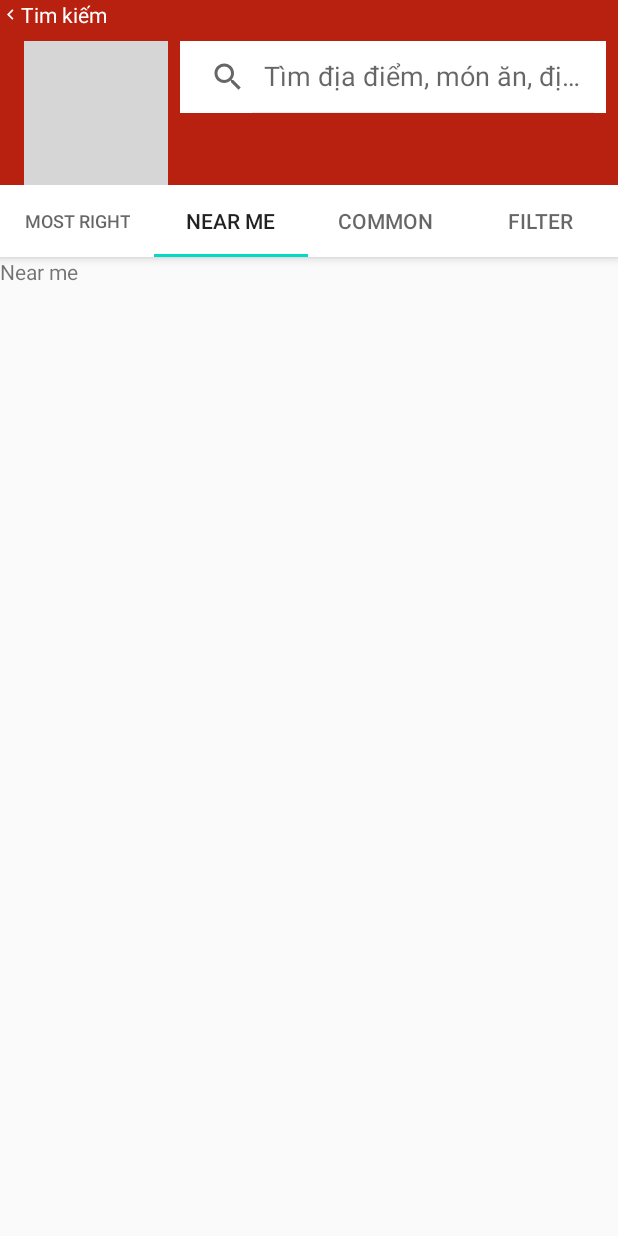
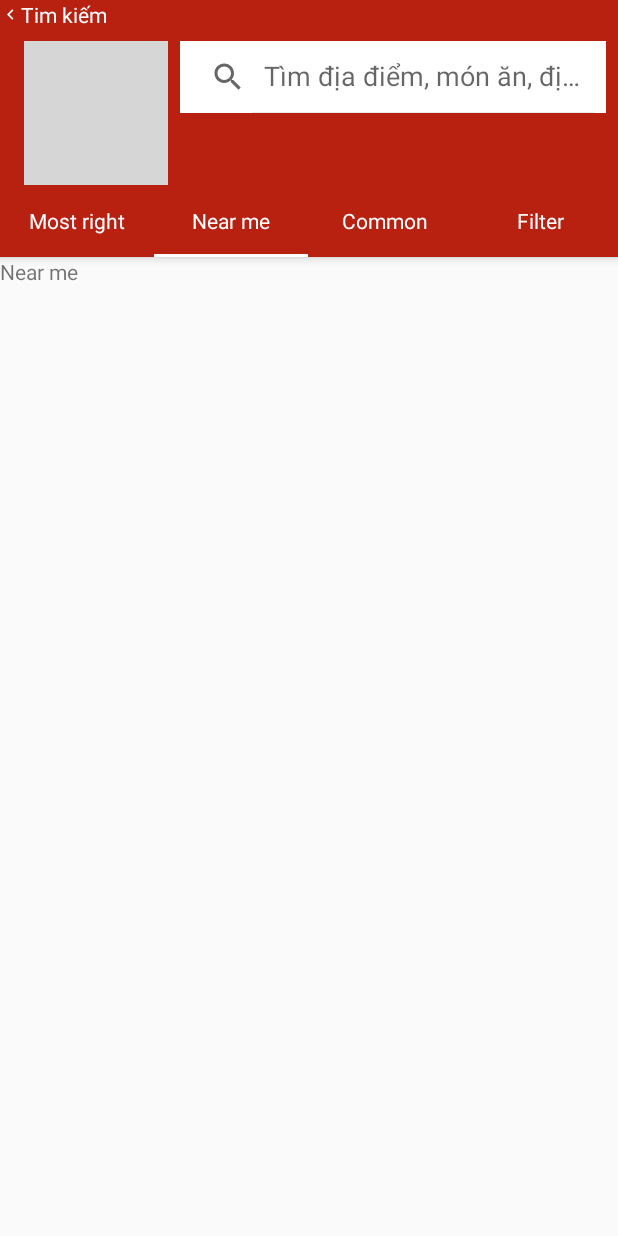
Before and after one commit to trongtran178/food_delivery, an Android app: the SearchRestaurantResultsActivity screen opened directly, with no data from a screen before it, tab 2 chosen, on a phone screen of 412 x 824 dp. Run offline under Robolectric (Android 15) with nearby library versions, the phone set to English and light mode, and no system bars; pictures from the network do not load; 2 statements that could not run were skipped; grey boxes are pictures that could not be loaded.

Commit message:
Commit changes

```diff
--- a/app/src/main/AndroidManifest.xml
+++ b/app/src/main/AndroidManifest.xml
@@ -42,6 +42,6 @@
     <uses-permission android:name="android.permission.ACCESS_FINE_LOCATION" />
     <uses-permission android:name="android.permission.ACCESS_COARSE_LOCATION" />
     <uses-permission android:name="android.permission.ACCESS_NETWORK_STATE" />
-
+    <uses-permission android:name="android.permission.CALL_PHONE" />
 
 </manifest>
--- a/app/src/main/java/hcmute/spkt/tranngoctrong/food_delivery/model/FoodMenu.java
+++ b/app/src/main/java/hcmute/spkt/tranngoctrong/food_delivery/model/FoodMenu.java
@@ -9,16 +9,12 @@ import hcmute.spkt.tranngoctrong.food_delivery.model.deserializer.FoodMenuDeseri
 @JsonDeserialize(using = FoodMenuDeserializer.class)
 public class FoodMenu {
     private int id;
-
     private Food food;
-
     private Menu menu;
     private double price;
     private String foodAvatarUrl;
 
-    public FoodMenu() {
-
-    }
+    public FoodMenu() { }
 
     public FoodMenu(int id, Food food, Menu menu, double price, String foodAvatarUrl) {
         this.id = id;
--- a/app/src/main/java/hcmute/spkt/tranngoctrong/food_delivery/repositories/FoodRepository.java
+++ b/app/src/main/java/hcmute/spkt/tranngoctrong/food_delivery/repositories/FoodRepository.java
@@ -6,10 +6,7 @@ import com.fasterxml.jackson.databind.module.SimpleModule;
 
 import java.util.List;
 
-import hcmute.spkt.tranngoctrong.food_delivery.model.Food;
 import hcmute.spkt.tranngoctrong.food_delivery.model.FoodMenu;
-import hcmute.spkt.tranngoctrong.food_delivery.model.Menu;
-import hcmute.spkt.tranngoctrong.food_delivery.model.Restaurant;
 import hcmute.spkt.tranngoctrong.food_delivery.model.api.Response;
 import hcmute.spkt.tranngoctrong.food_delivery.model.deserializer.FoodMenuDeserializer;
 import hcmute.spkt.tranngoctrong.food_delivery.services.Api;
@@ -40,7 +37,7 @@ public class FoodRepository {
             results = mapper.readValue(
                     mapper.writeValueAsString(response.getResults()),
                     new TypeReference<List<FoodMenu>>() {
-            });
+                    });
 
 
             System.out.println(results.toString());
--- a/app/src/main/java/hcmute/spkt/tranngoctrong/food_delivery/views/search/SearchRestaurantResultsActivity.java
+++ b/app/src/main/java/hcmute/spkt/tranngoctrong/food_delivery/views/search/SearchRestaurantResultsActivity.java
@@ -21,26 +21,24 @@ import hcmute.spkt.tranngoctrong.food_delivery.views.search.search_results_fragm
 
 public class SearchRestaurantResultsActivity extends AppCompatActivity {
 
-    private SectionsPageAdapter sectionsPagerAdapter;
     private ViewPager viewPager;
     private TabLayout tabLayout;
     private SearchView searchRestaurantResultsView;
     private ImageButton search_results_back_button;
     private static final String SEARCH_QUERY_EXTRA = "SEARCH_QUERY_EXTRA";
-    private Restaurant restaurant;
+
     @Override
     protected void onCreate(Bundle savedInstanceState) {
         super.onCreate(savedInstanceState);
         setContentView(R.layout.activity_search_restaurant_results);
 
-        searchRestaurantResultsView = (SearchView) findViewById(R.id.search_restaurant_results_view);
+        searchRestaurantResultsView = findViewById(R.id.search_restaurant_results_view);
 
         Intent intent = getIntent();
         String searchQuery = intent.getStringExtra(SEARCH_QUERY_EXTRA);
         searchRestaurantResultsView.setQuery(searchQuery, true);
-        sectionsPagerAdapter = new SectionsPageAdapter(getSupportFragmentManager(), FragmentPagerAdapter.BEHAVIOR_RESUME_ONLY_CURRENT_FRAGMENT);
-        tabLayout = (TabLayout) findViewById(R.id.search_results_tab);
-        viewPager = (ViewPager) findViewById(R.id.search_results_container);
+        tabLayout = findViewById(R.id.search_results_tab);
+        viewPager = findViewById(R.id.search_results_container);
         setupViewPager(viewPager);
 
         tabLayout.setupWithViewPager(viewPager);
--- a/app/src/main/java/hcmute/spkt/tranngoctrong/food_delivery/views/search/SectionsPageAdapter.java
+++ b/app/src/main/java/hcmute/spkt/tranngoctrong/food_delivery/views/search/SectionsPageAdapter.java
@@ -37,6 +37,13 @@ public class SectionsPageAdapter extends FragmentPagerAdapter {
     @Nullable
     @Override
     public CharSequence getPageTitle(int position) {
-        return listTitle.get(position);
+        return capitalize(listTitle.get(position));
+    }
+
+    private String capitalize(String string) {
+        if (string == null || string.isEmpty()) {
+            return string;
+        }
+        return string.substring(0, 1).toUpperCase() + string.substring(1);
     }
 }
--- a/app/src/main/res/layout/activity_search_restaurant_results.xml
+++ b/app/src/main/res/layout/activity_search_restaurant_results.xml
@@ -39,8 +39,8 @@
                     android:id="@+id/search_results_back_button"
                     android:layout_width="wrap_content"
                     android:layout_height="wrap_content"
+                    android:layout_marginLeft="0dp"
                     android:background="@color/red"
-                    android:layout_marginLeft="0dp"
                     android:src="@drawable/ic_chevron_left_white">
 
                 </ImageButton>
@@ -77,7 +77,11 @@
             android:id="@+id/search_results_tab"
             android:layout_width="match_parent"
             android:layout_height="wrap_content"
-            android:background="@color/white">
+            app:tabIndicatorColor="@android:color/white"
+            app:tabIndicatorHeight="2dp"
+            app:tabSelectedTextColor="@android:color/white"
+            app:tabTextAppearance="@android:style/TextAppearance.Widget.TabWidget"
+            app:tabTextColor="@android:color/white">
 
         </com.google.android.material.tabs.TabLayout>
 
```
Also changed, not shown: app/src/main/java/hcmute/spkt/tranngoctrong/food_delivery/views/search/RestaurantDetailsActivity.java (+25 -2 lines), app/src/main/java/hcmute/spkt/tranngoctrong/food_delivery/views/search/SearchRestaurantActivity.java (+21 -2 lines), 9 other files.
